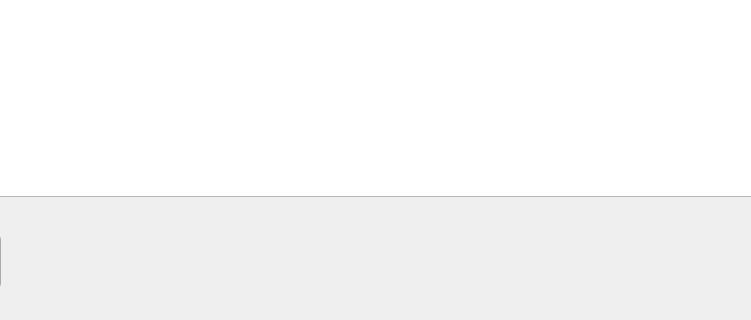
Before: the Qt Designer form UI/window2.ui in qcneverrepeat/yancao, drawn with Qt 5; both pictures show x 430 to 1181 and y 424 to 744 of the 1439 by 744 pixel window.
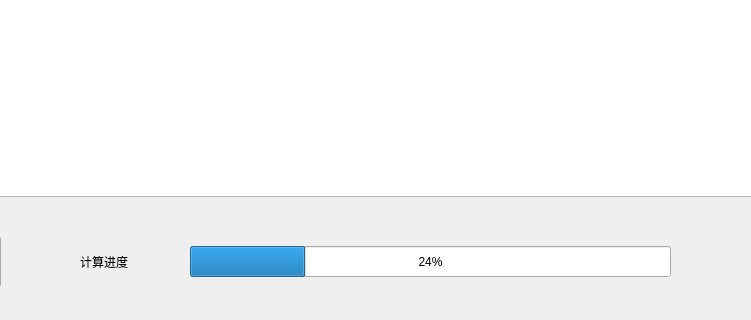
After: the same form once the commit is applied.

Commit message: 更新：二阶段进度条

What changed in the file:
```diff
--- a/UI/window2.ui
+++ b/UI/window2.ui
@@ -71,6 +71,32 @@
     <string>2.生成投放策略</string>
    </property>
   </widget>
+  <widget class="QProgressBar" name="progressBar">
+   <property name="geometry">
+    <rect>
+     <x>620</x>
+     <y>670</y>
+     <width>481</width>
+     <height>31</height>
+    </rect>
+   </property>
+   <property name="value">
+    <number>24</number>
+   </property>
+  </widget>
+  <widget class="QLabel" name="label">
+   <property name="geometry">
+    <rect>
+     <x>510</x>
+     <y>660</y>
+     <width>71</width>
+     <height>51</height>
+    </rect>
+   </property>
+   <property name="text">
+    <string>计算进度</string>
+   </property>
+  </widget>
  </widget>
  <resources/>
  <connections/>
```
The commit also changes 8 other files.
